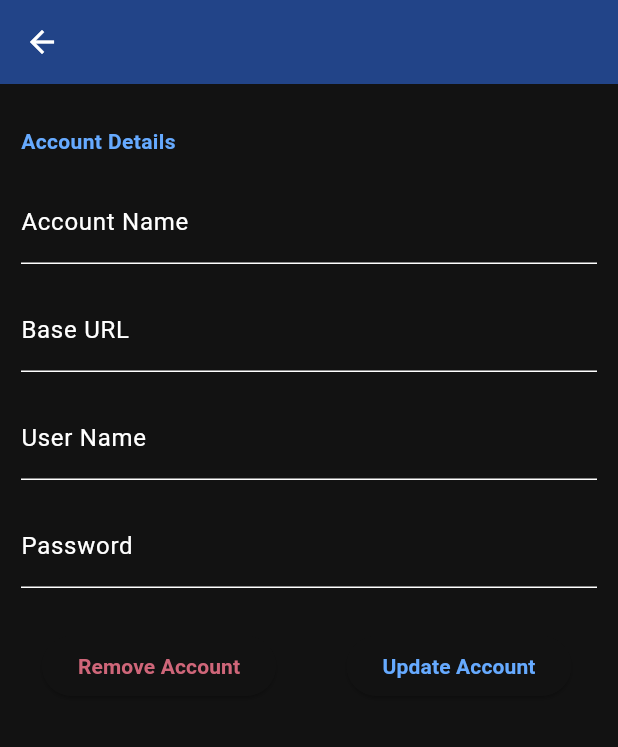
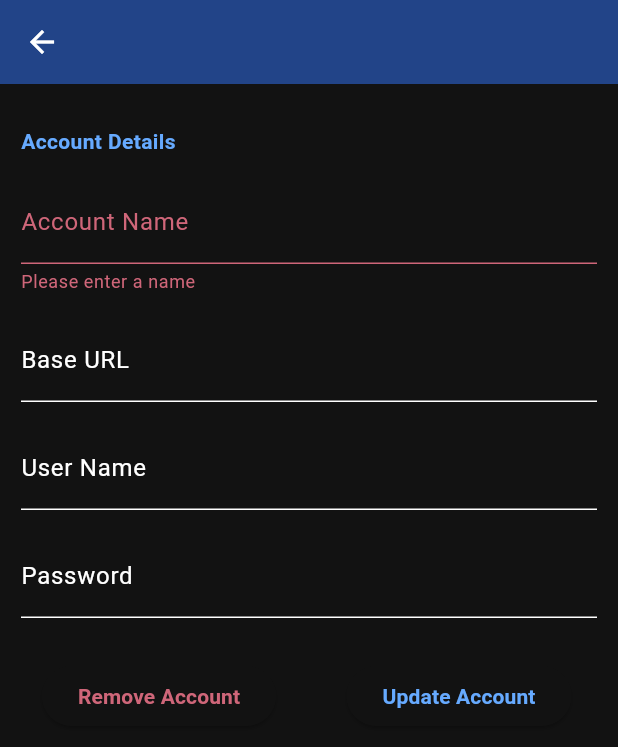
Before and after one commit to leaf-node/open_alert_viewer, a Flutter app: the AccountSettingsPage screen opened directly with empty values, on a phone screen of 412 x 824 dp. Shown: the top 747 px of the screen. Run offline on Flutter 3.47's test engine with Material 3 defaults, Android fonts, the phone set to English and light mode, and no system bars; our stand-ins replace bloc, bloc_concurrency, equatable, flutter_bloc, sprintf; missing offline and left inert: sqlite3.

Commit message:
Check for new source name conflicts

```diff
--- a/lib/app/data_repository/app_repository.dart
+++ b/lib/app/data_repository/app_repository.dart
@@ -89,6 +89,10 @@ class AppRepo {
     _db.removeSource(id: id);
   }
 
+  bool checkUniqueSource({int? id, required String name}) {
+    return _db.checkUniqueSource(id: id, name: name);
+  }
+
   Future<List<Alert>> fetchAlerts({required bool forceRefreshNow}) async {
     int interval = _settings.refreshInterval;
     if (!forceRefreshNow) {
--- a/lib/app/data_source/database.dart
+++ b/lib/app/data_source/database.dart
@@ -115,6 +115,18 @@ class LocalDatabase {
     removeFromTable(query: "DELETE FROM sources WHERE id = ?;", values: [id]);
   }
 
+  bool checkUniqueSource({int? id, required String name}) {
+    var rows =
+        fetchFromTable(query: "SELECT id, name FROM sources;", values: []);
+    for (var row in rows) {
+      var rowid = row["id"] as int;
+      if (id != rowid && name == row["name"] as String) {
+        return false;
+      }
+    }
+    return true;
+  }
+
   List<Map<String, dynamic>> fetchCachedAlerts() {
     return fetchFromTable(
         query: '''SELECT id, source, kind, hostname, service, message, age
--- a/lib/settings/view/settings_account.dart
+++ b/lib/settings/view/settings_account.dart
@@ -10,6 +10,7 @@ import 'package:flutter_bloc/flutter_bloc.dart';
 import '../../alerts/bloc/alerts_bloc.dart';
 import '../../alerts/bloc/alerts_event.dart';
 import '../../alerts/model/alerts.dart';
+import '../../app/data_repository/app_repository.dart';
 import 'settings_components.dart';
 
 class AccountSettingsPage extends StatelessWidget {
@@ -88,7 +89,21 @@ class _AccountFormState extends State<AccountForm> {
               return ListView(children: [
                 const SizedBox(height: 20),
                 const MenuHeader(title: "Account Details", padding: 8.0),
-                AccountField(title: "Account Name", controller: nameController),
+                AccountField(
+                    title: "Account Name",
+                    controller: nameController,
+                    validator: (String? value) {
+                      int? id;
+                      id = widget.source?.id;
+                      if (value == null || value == "") {
+                        return "Please enter a name";
+                      }
+                      return context
+                              .read<AppRepo>()
+                              .checkUniqueSource(id: id, name: value)
+                          ? null
+                          : "Name already used";
+                    }),
                 AccountField(title: "Base URL", controller: urlController),
                 AccountField(title: "User Name", controller: userController),
                 AccountField(title: "Password", controller: passwordController),
@@ -165,10 +180,14 @@ class _AccountFormState extends State<AccountForm> {
 
 class AccountField extends StatelessWidget {
   const AccountField(
-      {super.key, required this.title, required this.controller});
+      {super.key,
+      required this.title,
+      required this.controller,
+      this.validator});
 
   final String title;
   final TextEditingController controller;
+  final FormFieldValidator<String>? validator;
 
   @override
   Widget build(BuildContext context) {
@@ -179,6 +198,7 @@ class AccountField extends StatelessWidget {
             child: TextFormField(
                 controller: controller,
                 onSaved: (String? value) {},
-                decoration: InputDecoration(labelText: title))));
+                decoration: InputDecoration(labelText: title),
+                validator: validator)));
   }
 }
```
